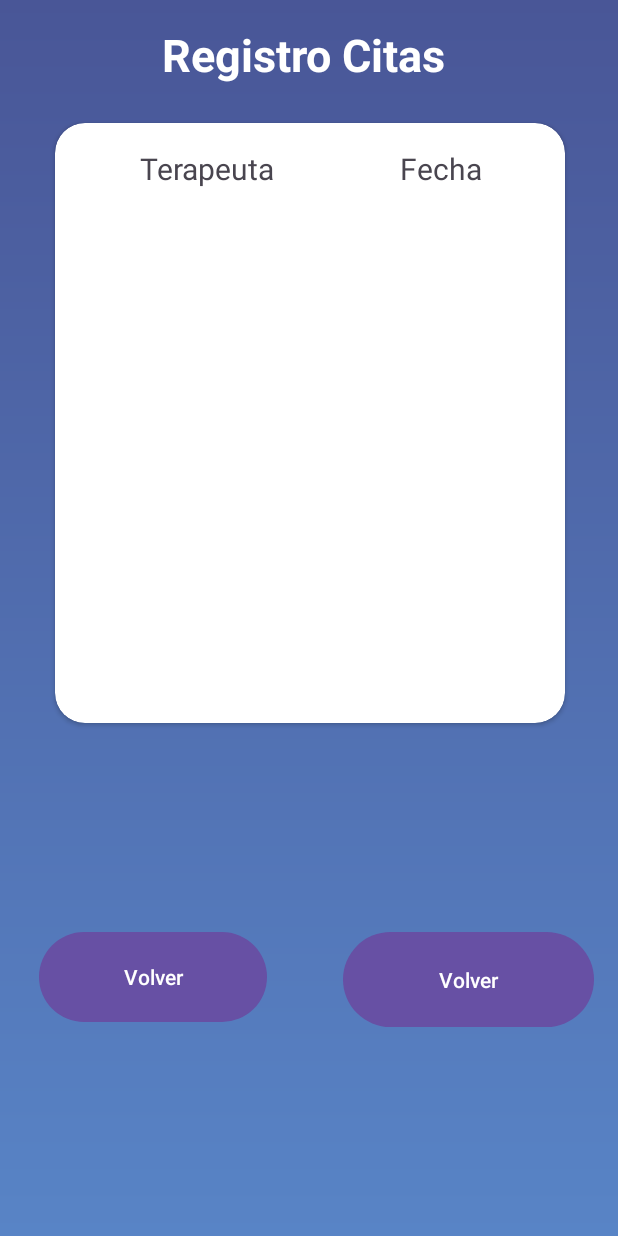
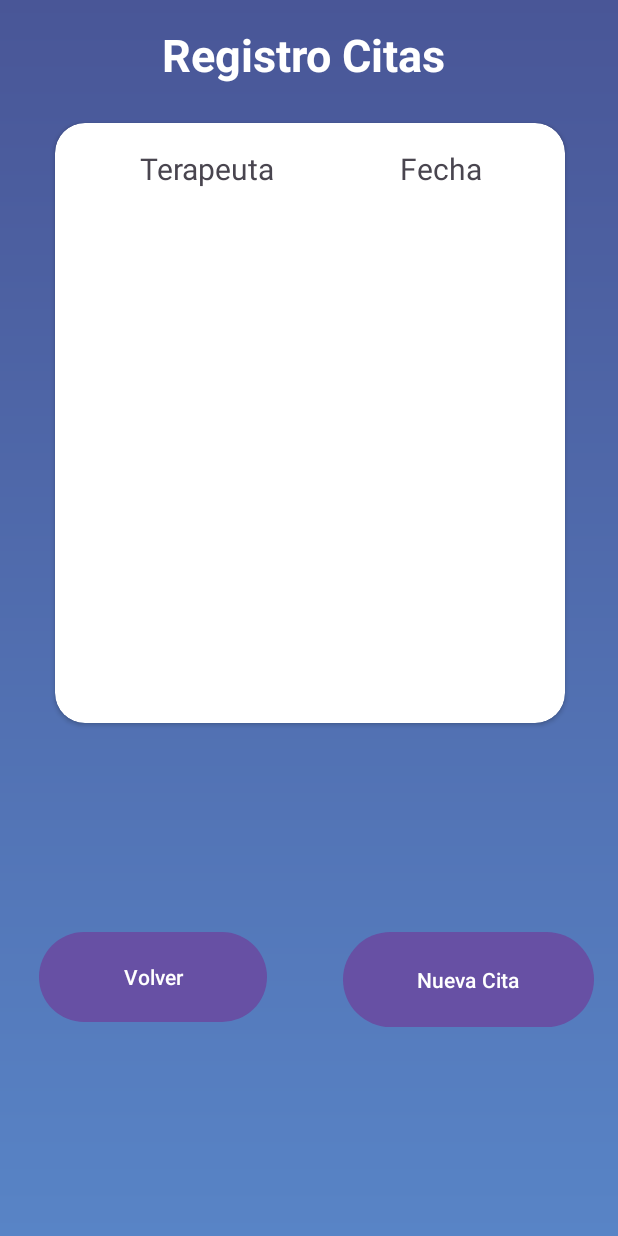
Before and after one commit to Cristobal2312/carnet_digital, an Android app: the carnetMedico screen opened directly, with no data from a screen before it, on a phone screen of 412 x 824 dp. Run offline under Robolectric (Android 15) with nearby library versions, the phone set to English and light mode, and no system bars.

Commit message:
Carnet DIGITAL FIX 7.6v NUEVA VISTAS

```diff
--- a/app/src/main/res/layout/activity_carnet_medico.xml
+++ b/app/src/main/res/layout/activity_carnet_medico.xml
@@ -96,13 +96,13 @@
         android:layout_marginTop="53dp"
         android:layout_marginEnd="16dp"
         android:layout_marginBottom="53dp"
-        android:text="Volver"
+        android:text="Nueva Cita"
         app:layout_constraintBottom_toBottomOf="parent"
         app:layout_constraintEnd_toEndOf="parent"
         app:layout_constraintTop_toBottomOf="@+id/cardView3" />
 
     <Button
-        android:id="@+id/BbtnNuevaCita"
+        android:id="@+id/BbbtnVolver"
         android:layout_width="152dp"
         android:layout_height="68dp"
         android:layout_marginStart="26dp"
```
Also changed, not shown: app/src/main/java/com/example/carnetdigital/Modelo/Usuario.java (+0 -13 lines).
